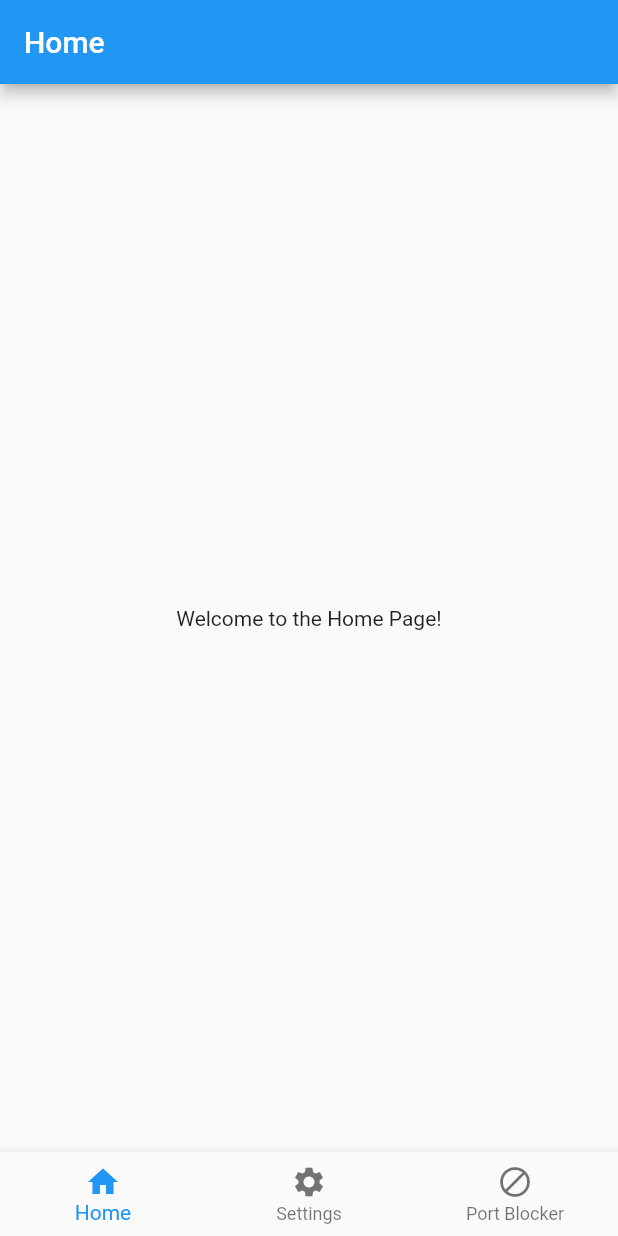
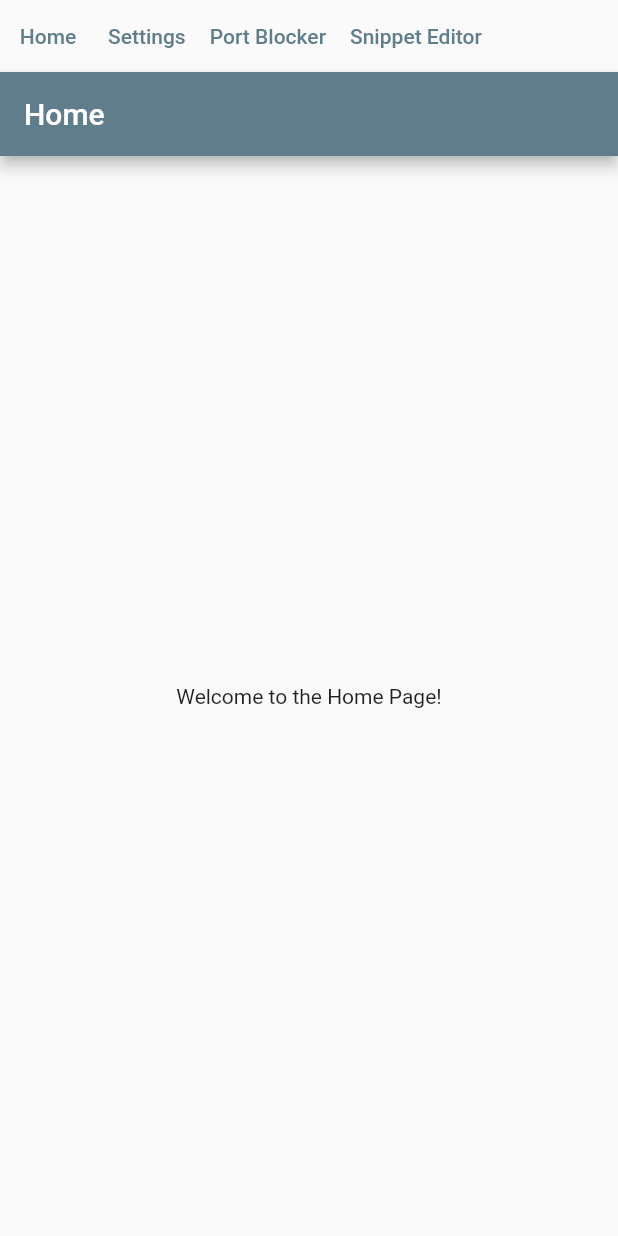
Before and after one commit to chibi2k4/aweSomeTools, a Flutter app: the screen it shows after launch, on a phone screen of 412 x 824 dp. Run offline on Flutter 3.47's test engine with Material 2 defaults, Android fonts, the light colour scheme and no system bars.

Commit message:
Improved port blocker & ui tweaks, few bug fixes

```diff
--- a/lib/main.dart
+++ b/lib/main.dart
@@ -1,3 +1,4 @@
+import 'package:aweSomeTools/snippet_editor_page.dart';
 import 'package:flutter/material.dart';
 import 'port_blocker_page.dart';
 import 'home_page.dart';
@@ -13,7 +14,7 @@ class UtilApp extends StatelessWidget {
     return MaterialApp(
       title: 'aweSomeTools',
       theme: ThemeData(
-        primarySwatch: Colors.blue,
+        primarySwatch: Colors.blueGrey,
       ),
       home: MainPage(),
     );
@@ -27,31 +28,56 @@ class MainPage extends StatefulWidget {
 
 class _MainPageState extends State<MainPage> {
   int _currentIndex = 0;
-  List<Widget> _pages = [HomePage(), SettingsPage(), PortBlockerPage()];
+  List<Widget> _pages = [
+    HomePage(),
+    SettingsPage(),
+    PortBlockerPage(),
+    SnippetEditorPage(),
+  ];
 
   @override
   Widget build(BuildContext context) {
     return Scaffold(
-      body: _pages[_currentIndex],
-      bottomNavigationBar: BottomNavigationBar(
-        currentIndex: _currentIndex,
-        onTap: (index) {
-          setState(() {
-            _currentIndex = index;
-          });
-        },
-        items: [
-          BottomNavigationBarItem(
-            icon: Icon(Icons.home),
-            label: 'Home',
+      body: Column(
+        children: [
+          Row(
+            children: [
+              TextButton(
+                child: Text('Home'),
+                onPressed: () {
+                  setState(() {
+                    _currentIndex = 0;
+                  });
+                },
+              ),
+              TextButton(
+                child: Text('Settings'),
+                onPressed: () {
+                  setState(() {
+                    _currentIndex = 1;
+                  });
+                },
+              ),
+              TextButton(
+                child: Text('Port Blocker'),
+                onPressed: () {
+                  setState(() {
+                    _currentIndex = 2;
+                  });
+                },
+              ),
+              TextButton(
+                child: Text('Snippet Editor'),
+                onPressed: () {
+                  setState(() {
+                    _currentIndex = 3;
+                  });
+                },
+              ),
+            ],
           ),
-          BottomNavigationBarItem(
-            icon: Icon(Icons.settings),
-            label: 'Settings',
-          ),
-          BottomNavigationBarItem(
-            icon: Icon(Icons.block),
-            label: 'Port Blocker',
+          Expanded(
+            child: _pages[_currentIndex],
           ),
         ],
       ),
```
Also changed, not shown: lib/enums/ip.dart (added, +10 -0 lines), lib/port_blocker_page.dart (+139 -20 lines), lib/snippet_editor_page.dart (added, +25 -0 lines), lib/util/socket_service.dart (+15 -2 lines).
